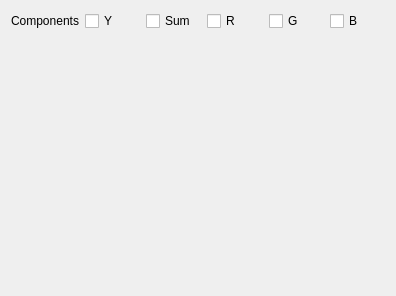
Old version of the form src/ui/histogram_ui.ui in the repository KDE/kdenlive.
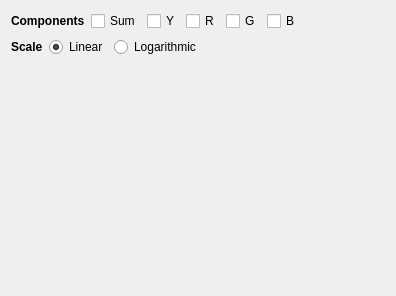
New version of the form.

The edit to the form file:
```diff
--- a/src/ui/histogram_ui.ui
+++ b/src/ui/histogram_ui.ui
@@ -11,7 +11,34 @@
    </rect>
   </property>
   <layout class="QGridLayout" name="gridLayout">
-   <item row="0" column="1">
+   <item row="0" column="0">
+    <layout class="QVBoxLayout" name="verticalLayout">
+     <item>
+      <layout class="QHBoxLayout" name="horizontalLayout_2">
+       <item>
+        <widget class="QLabel" name="lblComponents">
+         <property name="font">
+          <font>
+           <weight>75</weight>
+           <bold>true</bold>
+          </font>
+         </property>
+         <property name="text">
+          <string>Components</string>
+         </property>
+        </widget>
+       </item>
+       <item>
+        <widget class="QCheckBox" name="cbS">
+         <property name="toolTip">
+          <string>RGB summed up</string>
+         </property>
+         <property name="text">
+          <string>Sum</string>
+         </property>
+        </widget>
+       </item>
+       <item>
     <widget class="QCheckBox" name="cbY">
      <property name="toolTip">
       <string>Luma value</string>
@@ -24,28 +51,90 @@
      </property>
     </widget>
    </item>
-   <item row="0" column="3">
+       <item>
     <widget class="QCheckBox" name="cbR">
      <property name="text">
       <string>R</string>
      </property>
     </widget>
    </item>
-   <item row="0" column="4">
+       <item>
     <widget class="QCheckBox" name="cbG">
      <property name="text">
       <string>G</string>
      </property>
     </widget>
    </item>
-   <item row="0" column="5">
+       <item>
     <widget class="QCheckBox" name="cbB">
      <property name="text">
       <string>B</string>
      </property>
     </widget>
    </item>
-   <item row="1" column="1" colspan="5">
+       <item>
+        <spacer name="horizontalSpacer_2">
+         <property name="orientation">
+          <enum>Qt::Horizontal</enum>
+         </property>
+         <property name="sizeHint" stdset="0">
+          <size>
+           <width>40</width>
+           <height>20</height>
+          </size>
+         </property>
+        </spacer>
+       </item>
+      </layout>
+     </item>
+     <item>
+      <layout class="QHBoxLayout" name="horizontalLayout">
+       <item>
+        <widget class="QLabel" name="lblScale">
+         <property name="font">
+          <font>
+           <weight>75</weight>
+           <bold>true</bold>
+          </font>
+         </property>
+         <property name="text">
+          <string>Scale</string>
+         </property>
+        </widget>
+       </item>
+       <item>
+        <widget class="QRadioButton" name="rbLinear">
+         <property name="text">
+          <string>Linear</string>
+         </property>
+         <property name="checked">
+          <bool>true</bool>
+         </property>
+        </widget>
+       </item>
+       <item>
+        <widget class="QRadioButton" name="rbLogarithmic">
+         <property name="text">
+          <string>Logarithmic</string>
+         </property>
+        </widget>
+       </item>
+       <item>
+        <spacer name="horizontalSpacer">
+         <property name="orientation">
+          <enum>Qt::Horizontal</enum>
+         </property>
+         <property name="sizeHint" stdset="0">
+          <size>
+           <width>40</width>
+           <height>20</height>
+          </size>
+         </property>
+        </spacer>
+       </item>
+      </layout>
+     </item>
+     <item>
     <spacer name="verticalSpacer">
      <property name="orientation">
       <enum>Qt::Vertical</enum>
@@ -58,22 +147,7 @@
      </property>
     </spacer>
    </item>
-   <item row="0" column="0">
-    <widget class="QLabel" name="lblComponents">
-     <property name="text">
-      <string>Components</string>
-     </property>
-    </widget>
-   </item>
-   <item row="0" column="2">
-    <widget class="QCheckBox" name="cbS">
-     <property name="toolTip">
-      <string>RGB summed up</string>
-     </property>
-     <property name="text">
-      <string>Sum</string>
-     </property>
-    </widget>
+    </layout>
    </item>
   </layout>
  </widget>
```
Lines whose indentation alone changed are shown as unchanged.
